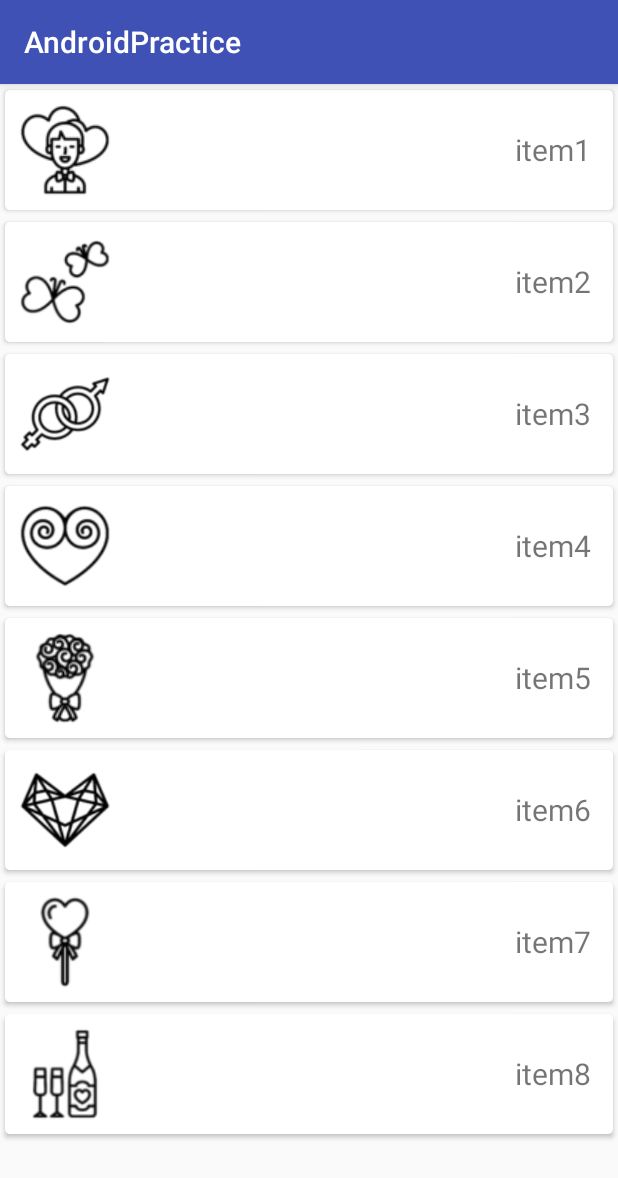
After one commit to Anler2015/AndroidPractice, an Android app: the DragRecyclerViewActivity screen opened directly, with no data from a screen before it, on a phone screen of 412 x 824 dp. The commit adds this screen. Shown: the top 1178 px of the screen. Run offline under Robolectric (Android 15) with nearby library versions, the phone set to English and light mode, and no system bars; our stand-ins replace ButterKnife.

Commit message:
add new demo
1.增加recycler view 的拖拽效果 和侧滑效果
2. gradle 增加apk名字的输出

```diff
--- a/app/build.gradle
+++ b/app/build.gradle
@@ -1,4 +1,8 @@
 apply plugin: 'com.android.application'
+
+def releaseTime() {
+    return new Date().format("yyyy-MM-dd", TimeZone.getTimeZone("UTC"))
+}
 
 android {
     compileSdkVersion 23
@@ -6,7 +10,7 @@ android {
 
     defaultConfig {
         applicationId "com.gejiahui.androidpractice"
-        minSdkVersion 15
+        minSdkVersion 17
         targetSdkVersion 23
         versionCode 1
         versionName "1.0"
@@ -15,6 +19,20 @@ android {
         release {
             minifyEnabled false
             proguardFiles getDefaultProguardFile('proguard-android.txt'), 'proguard-rules.pro'
+
+
+            applicationVariants.all { variant ->
+                variant.outputs.each { output ->
+                    def outputFile = output.outputFile
+                    if (outputFile != null && outputFile.name.endsWith('.apk')) {
+                        // 输出apk名称
+                        def fileName = "AndroidPractice_v${defaultConfig.versionName}_${releaseTime()}.apk"
+                        output.outputFile = new File(outputFile.parent, fileName)
+                    }
+                }
+            }
+
+
         }
     }
 }
@@ -25,5 +43,6 @@ dependencies {
     compile 'com.android.support:appcompat-v7:23.2.1'
     compile 'com.jakewharton:butterknife:7.0.1'
     compile 'com.android.support:design:23.2.1'
+    compile 'com.android.support:cardview-v7:23.2.1'
     compile 'com.google.android:flexbox:0.1.2'
 }
--- a/app/src/main/AndroidManifest.xml
+++ b/app/src/main/AndroidManifest.xml
@@ -1,7 +1,7 @@
 <?xml version="1.0" encoding="utf-8"?>
 <manifest xmlns:android="http://schemas.android.com/apk/res/android"
     package="com.gejiahui.androidpractice">
-
+    <uses-permission android:name="android.permission.VIBRATE" />
     <application
         android:allowBackup="true"
         android:icon="@mipmap/ic_launcher"
@@ -24,6 +24,9 @@
         <activity
             android:name=".aidl.AIDLClientActivity"
             android:theme="@style/AppTheme"></activity>
+        <activity
+            android:name=".dragrecyclerview.DragRecyclerViewActivity"
+            android:theme="@style/AppTheme"></activity>
 
         <service
             android:name=".aidl.UserManagerService"
--- a/app/src/main/java/com/gejiahui/androidpractice/MainActivity.java
+++ b/app/src/main/java/com/gejiahui/androidpractice/MainActivity.java
@@ -12,6 +12,7 @@ import android.widget.ListView;
 import android.widget.TextView;
 
 import com.gejiahui.androidpractice.aidl.AIDLClientActivity;
+import com.gejiahui.androidpractice.dragrecyclerview.DragRecyclerViewActivity;
 import com.gejiahui.androidpractice.flexboxlayout.FlexBoxLayoutActivity;
 import com.gejiahui.androidpractice.viewpage.ViewPageActivity;
 
@@ -50,6 +51,7 @@ public class MainActivity extends AppCompatActivity {
         mPractices.add(new Practice("PageTransformer",new Intent(this,ViewPageActivity.class)));
         mPractices.add(new Practice("AIDL",new Intent(this,AIDLClientActivity.class)));
         mPractices.add(new Practice("FlexBoxLayout",new Intent(this,FlexBoxLayoutActivity.class)));
+        mPractices.add(new Practice("DragRecyclerView",new Intent(this,DragRecyclerViewActivity.class)));
     }
 
 
--- /dev/null
+++ b/app/src/main/java/com/gejiahui/androidpractice/dragrecyclerview/DragAdapter.java
@@ -0,0 +1,74 @@
+package com.gejiahui.androidpractice.dragrecyclerview;
+
+import android.support.v7.widget.CardView;
+import android.support.v7.widget.RecyclerView;
+import android.view.LayoutInflater;
+import android.view.View;
+import android.view.ViewGroup;
+import android.widget.ImageView;
+import android.widget.TextView;
+
+import com.gejiahui.androidpractice.R;
+
+import java.util.List;
+
+import butterknife.Bind;
+import butterknife.ButterKnife;
+
+/**
+ * Created by gejiahui on 2016/5/18.
+ */
+class DragAdapter extends RecyclerView.Adapter<DragAdapter.DragViewHolder>{
+
+    List<DragItem> list;
+
+    public DragAdapter(List<DragItem> list) {
+        this.list = list;
+    }
+
+    private View.OnLongClickListener mLongClick;
+
+    public void setOnLongClickListener(View.OnLongClickListener listener){
+        mLongClick = listener;
+    }
+
+    @Override
+    public DragViewHolder onCreateViewHolder(ViewGroup parent, int viewType) {
+        View view = LayoutInflater.from(parent.getContext()).inflate(R.layout.item_recycler_view,parent,false);
+        return new DragViewHolder(view);
+    }
+
+    @Override
+    public void onBindViewHolder(DragViewHolder holder, int position) {
+        holder.img.setImageResource(list.get(position).getImgRes());
+        holder.itemName.setText(list.get(position).getItemName());
+//        holder.card.setOnLongClickListener(new View.OnLongClickListener() {
+//            @Override
+//            public boolean onLongClick(View v) {
+//
+//                return false;
+//            }
+//        });
+    }
+
+    @Override
+    public int getItemCount() {
+        return list.size();
+    }
+
+    class DragViewHolder extends RecyclerView.ViewHolder{
+        @Bind(R.id.img)
+        ImageView img;
+        @Bind(R.id.item_name)
+        TextView itemName;
+        @Bind(R.id.card)
+        CardView card;
+
+        public DragViewHolder(View itemView) {
+            super(itemView);
+            ButterKnife.bind(this,itemView);
+        }
+    }
+
+
+}
--- /dev/null
+++ b/app/src/main/java/com/gejiahui/androidpractice/dragrecyclerview/DragItem.java
@@ -0,0 +1,23 @@
+package com.gejiahui.androidpractice.dragrecyclerview;
+
+/**
+ * Created by gejiahui on 2016/5/18.
+ */
+public class DragItem {
+
+    String itemName;
+    int imgRes;
+
+    public DragItem(String itemName, int imgRes) {
+        this.itemName = itemName;
+        this.imgRes = imgRes;
+    }
+
+    public String getItemName() {
+        return itemName;
+    }
+
+    public int getImgRes() {
+        return imgRes;
+    }
+}
--- /dev/null
+++ b/app/src/main/java/com/gejiahui/androidpractice/dragrecyclerview/DragRecyclerViewActivity.java
@@ -0,0 +1,110 @@
+package com.gejiahui.androidpractice.dragrecyclerview;
+
+import android.app.Service;
+import android.graphics.Color;
+import android.os.Bundle;
+import android.os.Vibrator;
+import android.support.annotation.Nullable;
+import android.support.v7.app.AppCompatActivity;
+import android.support.v7.widget.DefaultItemAnimator;
+import android.support.v7.widget.LinearLayoutManager;
+import android.support.v7.widget.RecyclerView;
+import android.support.v7.widget.helper.ItemTouchHelper;
+
+import com.gejiahui.androidpractice.R;
+
+import java.util.ArrayList;
+import java.util.Collections;
+import java.util.List;
+
+import butterknife.Bind;
+import butterknife.ButterKnife;
+
+/**
+ * Created by gejiahui on 2016/5/18.
+ */
+public class DragRecyclerViewActivity extends AppCompatActivity {
+    private static final String TAG = "DragRecyclerView";
+    @Bind(R.id.recycler_view)
+    RecyclerView recycler_view;
+
+    List<DragItem> list;
+    ItemTouchHelper itemTouchHelper;
+    DragAdapter adapter;
+    Vibrator vib;
+
+    @Override
+    protected void onCreate(@Nullable Bundle savedInstanceState) {
+        super.onCreate(savedInstanceState);
+        setContentView(R.layout.activity_recycler_view);
+        ButterKnife.bind(this);
+        initdata();
+        vib = (Vibrator) getSystemService(Service.VIBRATOR_SERVICE);
+        adapter = new DragAdapter(list);
+        recycler_view.setAdapter(adapter);
+        recycler_view.setLayoutManager(new LinearLayoutManager(this));
+        itemTouchHelper = new ItemTouchHelper(new ItemTouchHelper.Callback() {
+            @Override
+            public int getMovementFlags(RecyclerView recyclerView, RecyclerView.ViewHolder viewHolder) {
+                final int dragFlags = ItemTouchHelper.UP | ItemTouchHelper.DOWN;
+                final int swipeFlags = ItemTouchHelper.LEFT;
+                return makeMovementFlags(dragFlags, swipeFlags);
+            }
+
+            @Override
+            public boolean onMove(RecyclerView recyclerView, RecyclerView.ViewHolder viewHolder, RecyclerView.ViewHolder target) {
+
+                int fromPosition = viewHolder.getAdapterPosition();//得到拖动ViewHolder的position
+                int toPosition = target.getAdapterPosition();//得到目标ViewHolder的position
+                if (fromPosition < toPosition) {
+                    for (int i = fromPosition; i < toPosition; i++) {
+                        Collections.swap(list, i, i + 1);
+                    }
+                } else {
+                    for (int i = fromPosition; i > toPosition; i--) {
+                        Collections.swap(list, i, i - 1);
+                    }
+                }
+                adapter.notifyItemMoved(fromPosition, toPosition);
+                return true;
+            }
+
+            @Override
+            public void onSwiped(RecyclerView.ViewHolder viewHolder, int direction) {
+                list.remove(viewHolder.getAdapterPosition());
+                adapter.notifyItemRemoved(viewHolder.getAdapterPosition()); //adapter.notifyDataSetChanged() 不会有动画效果
+            }
+
+            @Override
+            public void onSelectedChanged(RecyclerView.ViewHolder viewHolder, int actionState) {
+                if (actionState == ItemTouchHelper.ACTION_STATE_DRAG) {
+                    ((DragAdapter.DragViewHolder) viewHolder).card.setCardBackgroundColor(Color.LTGRAY);
+                    vib.vibrate(70);
+                }
+                super.onSelectedChanged(viewHolder, actionState);
+            }
+
+            @Override
+            public void clearView(RecyclerView recyclerView, RecyclerView.ViewHolder viewHolder) {
+                super.clearView(recyclerView, viewHolder);
+                ((DragAdapter.DragViewHolder) viewHolder).card.setCardBackgroundColor(Color.WHITE);
+            }
+        });
+        itemTouchHelper.attachToRecyclerView(recycler_view);
+        recycler_view.setItemAnimator(new DefaultItemAnimator());
+    }
+
+
+    private void initdata() {
+        list = new ArrayList<>();
+        list.add(new DragItem("item1", R.drawable.item1));
+        list.add(new DragItem("item2", R.drawable.item2));
+        list.add(new DragItem("item3", R.drawable.item3));
+        list.add(new DragItem("item4", R.drawable.item4));
+        list.add(new DragItem("item5", R.drawable.item5));
+        list.add(new DragItem("item6", R.drawable.item6));
+        list.add(new DragItem("item7", R.drawable.item7));
+        list.add(new DragItem("item8", R.drawable.item8));
+    }
+
+}
--- /dev/null
+++ b/app/src/main/res/layout/activity_recycler_view.xml
@@ -0,0 +1,12 @@
+<?xml version="1.0" encoding="utf-8"?>
+<LinearLayout xmlns:android="http://schemas.android.com/apk/res/android"
+    android:orientation="vertical" android:layout_width="match_parent"
+    android:layout_height="match_parent">
+
+    <android.support.v7.widget.RecyclerView
+        android:id="@+id/recycler_view"
+        android:layout_width="match_parent"
+        android:layout_height="match_parent"></android.support.v7.widget.RecyclerView>
+
+
+</LinearLayout>
--- /dev/null
+++ b/app/src/main/res/layout/item_recycler_view.xml
@@ -0,0 +1,37 @@
+<?xml version="1.0" encoding="utf-8"?>
+<android.support.v7.widget.CardView xmlns:android="http://schemas.android.com/apk/res/android"
+    xmlns:card="http://schemas.android.com/apk/res-auto"
+    android:layout_width="match_parent"
+    android:layout_height="wrap_content"
+    android:clickable="true"
+    android:elevation="1dp"
+    android:foreground="?android:attr/selectableItemBackground"
+    android:orientation="horizontal"
+    card:cardBackgroundColor="#FFFFFF"
+    card:cardCornerRadius="3dp"
+    card:cardPreventCornerOverlap="true"
+    card:cardUseCompatPadding="true"
+    card:contentPadding="8dp"
+    android:id="@+id/card">
+
+    <RelativeLayout
+        android:layout_width="match_parent"
+        android:layout_height="wrap_content">
+
+        <ImageView
+            android:id="@+id/img"
+            android:layout_width="64dp"
+            android:layout_height="64dp"
+            android:layout_alignParentStart="true" />
+
+        <TextView
+            android:id="@+id/item_name"
+            android:layout_width="64dp"
+            android:layout_height="64dp"
+            android:layout_alignParentEnd="true"
+            android:gravity="center"
+            android:text="text"
+            android:textSize="20sp" />
+    </RelativeLayout>
+
+</android.support.v7.widget.CardView>
--- a/build.gradle
+++ b/build.gradle
@@ -5,7 +5,7 @@ buildscript {
         jcenter()
     }
     dependencies {
-        classpath 'com.android.tools.build:gradle:2.1.0'
+        classpath 'com.android.tools.build:gradle:2.0.0'
 
         // NOTE: Do not place your application dependencies here; they belong
         // in the individual module build.gradle files
```
Also changed, not shown: app/src/main/res/drawable/item1.png (added), app/src/main/res/drawable/item2.png (added), app/src/main/res/drawable/item3.png (added), app/src/main/res/drawable/item4.png (added), app/src/main/res/drawable/item5.png (added), app/src/main/res/drawable/item6.png (added), app/src/main/res/drawable/item7.png (added), app/src/main/res/drawable/item8.png (added).
